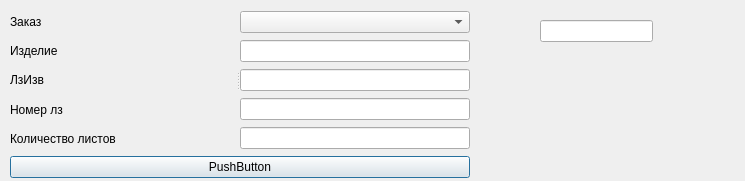
Above: form_to_add.ui from Galt12/pyqt6learn before the change. Below: the same form after it.
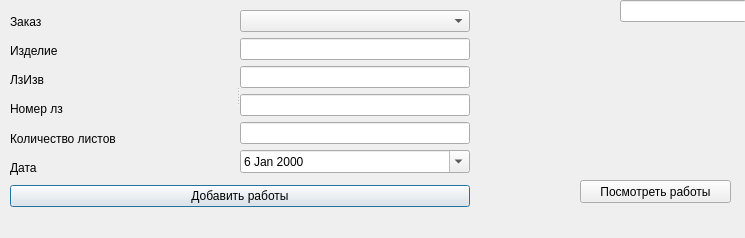
That is the form after the change.

Diff of the .ui file:
```diff
--- a/form_to_add.ui
+++ b/form_to_add.ui
@@ -7,7 +7,7 @@
     <x>0</x>
     <y>0</y>
     <width>745</width>
-    <height>181</height>
+    <height>238</height>
    </rect>
   </property>
   <property name="windowTitle">
@@ -19,7 +19,7 @@
      <x>10</x>
      <y>10</y>
      <width>460</width>
-     <height>168</height>
+     <height>197</height>
     </rect>
    </property>
    <layout class="QVBoxLayout" name="verticalLayout_3">
@@ -65,6 +65,13 @@
           </property>
          </widget>
         </item>
+        <item>
+         <widget class="QLabel" name="label_7">
+          <property name="text">
+           <string>Дата</string>
+          </property>
+         </widget>
+        </item>
        </layout>
       </widget>
       <widget class="QWidget" name="layoutWidget">
@@ -84,6 +91,20 @@
         <item>
          <widget class="QLineEdit" name="lineEdit_5"/>
         </item>
+        <item>
+         <widget class="QDateEdit" name="dateEdit">
+          <property name="calendarPopup">
+           <bool>true</bool>
+          </property>
+          <property name="date">
+           <date>
+            <year>2000</year>
+            <month>1</month>
+            <day>6</day>
+           </date>
+          </property>
+         </widget>
+        </item>
        </layout>
       </widget>
      </widget>
@@ -91,21 +112,46 @@
     <item>
      <widget class="QPushButton" name="pushButton">
       <property name="text">
-       <string>PushButton</string>
+       <string>Добавить работы</string>
       </property>
      </widget>
     </item>
    </layout>
   </widget>
-  <widget class="QLineEdit" name="sumtrud">
+  <widget class="QPushButton" name="show_work_button">
    <property name="geometry">
     <rect>
-     <x>540</x>
-     <y>20</y>
-     <width>113</width>
-     <height>22</height>
+     <x>580</x>
+     <y>180</y>
+     <width>151</width>
+     <height>23</height>
     </rect>
    </property>
+   <property name="text">
+    <string>Посмотреть работы</string>
+   </property>
+  </widget>
+  <widget class="QWidget" name="">
+   <property name="geometry">
+    <rect>
+     <x>620</x>
+     <y>0</y>
+     <width>127</width>
+     <height>44</height>
+    </rect>
+   </property>
+   <layout class="QVBoxLayout" name="verticalLayout_4">
+    <item>
+     <widget class="QLineEdit" name="sumtrud"/>
+    </item>
+    <item>
+     <widget class="QLabel" name="label_6">
+      <property name="text">
+       <string/>
+      </property>
+     </widget>
+    </item>
+   </layout>
   </widget>
  </widget>
  <resources/>
```
